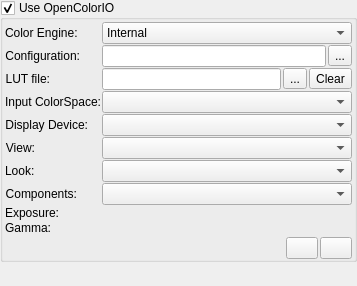
The window that plugins/dockers/lut/wdglut.ui (KDE/krita) describes before a commit, drawn with Qt 5.
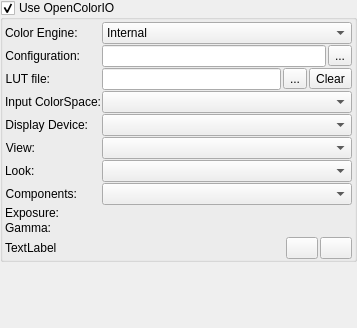
The same window after the commit. Custom widgets are drawn as their Qt base class.

Diff of the .ui file:
```diff
--- a/plugins/dockers/lut/wdglut.ui
+++ b/plugins/dockers/lut/wdglut.ui
@@ -11,7 +11,7 @@
     <x>0</x>
     <y>0</y>
     <width>357</width>
-    <height>286</height>
+    <height>328</height>
    </rect>
   </property>
   <layout class="QVBoxLayout" name="verticalLayout_2" stretch="0,1">
@@ -342,7 +342,7 @@
        </layout>
       </item>
       <item>
-       <layout class="QHBoxLayout" name="horizontalLayout" stretch="1,0,0">
+       <layout class="QHBoxLayout" name="horizontalLayout" stretch="0,1,0,0">
         <property name="spacing">
          <number>2</number>
         </property>
@@ -352,6 +352,13 @@
         <property name="rightMargin">
          <number>2</number>
         </property>
+        <item>
+         <widget class="QLabel" name="m_lblOcioVersion">
+          <property name="text">
+           <string>TextLabel</string>
+          </property>
+         </widget>
+        </item>
         <item>
          <spacer name="horizontalSpacer">
           <property name="orientation">
```
Left out of the diff: 42 changed lines with no effect on the pictures.
